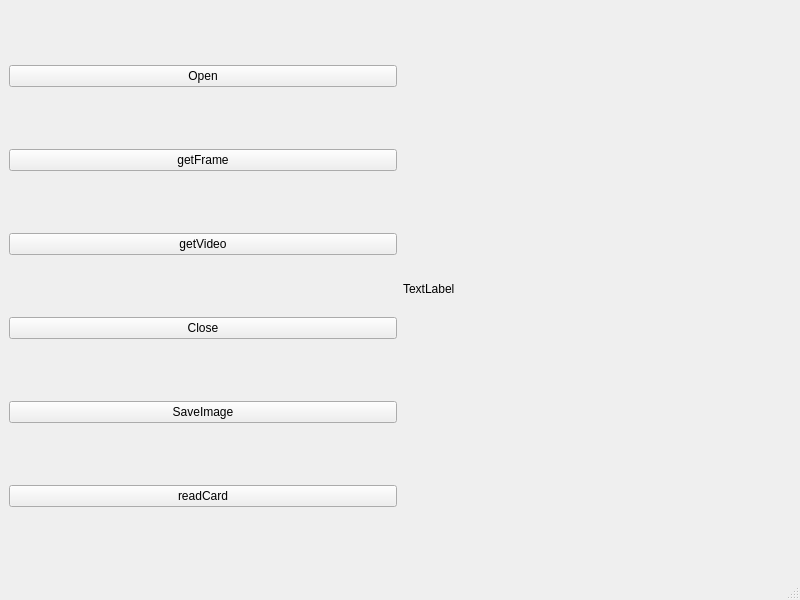
Before: the Qt Designer form mainwindow.ui in wh201906/Pharmacy_Robot, drawn with Qt 5.
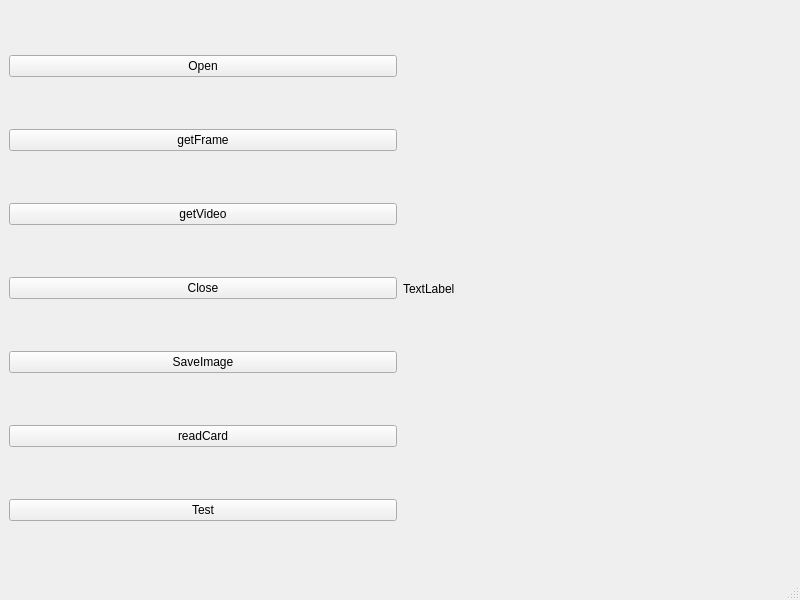
After: the same form once the commit is applied.

What changed in the file:
```diff
--- a/mainwindow.ui
+++ b/mainwindow.ui
@@ -59,6 +59,13 @@
         </property>
        </widget>
       </item>
+      <item>
+       <widget class="QPushButton" name="testButton">
+        <property name="text">
+         <string>Test</string>
+        </property>
+       </widget>
+      </item>
      </layout>
     </item>
     <item>
```
